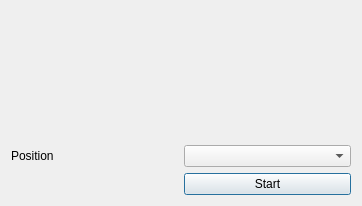
Old version of the form dialoglaunch.ui in the repository scuq/agtv.
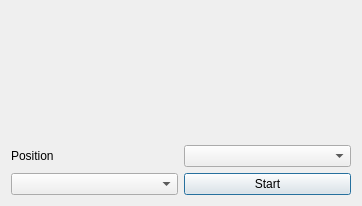
New version of the form. Icons and pictures are not drawn.

```diff
--- a/dialoglaunch.ui
+++ b/dialoglaunch.ui
@@ -68,6 +68,13 @@
      </property>
     </widget>
    </item>
+   <item row="2" column="0">
+    <widget class="QComboBox" name="comboBox">
+     <property name="currentText">
+      <string/>
+     </property>
+    </widget>
+   </item>
   </layout>
  </widget>
  <resources>
```
Left out of the diff: 5 changed lines with no effect on the pictures.
